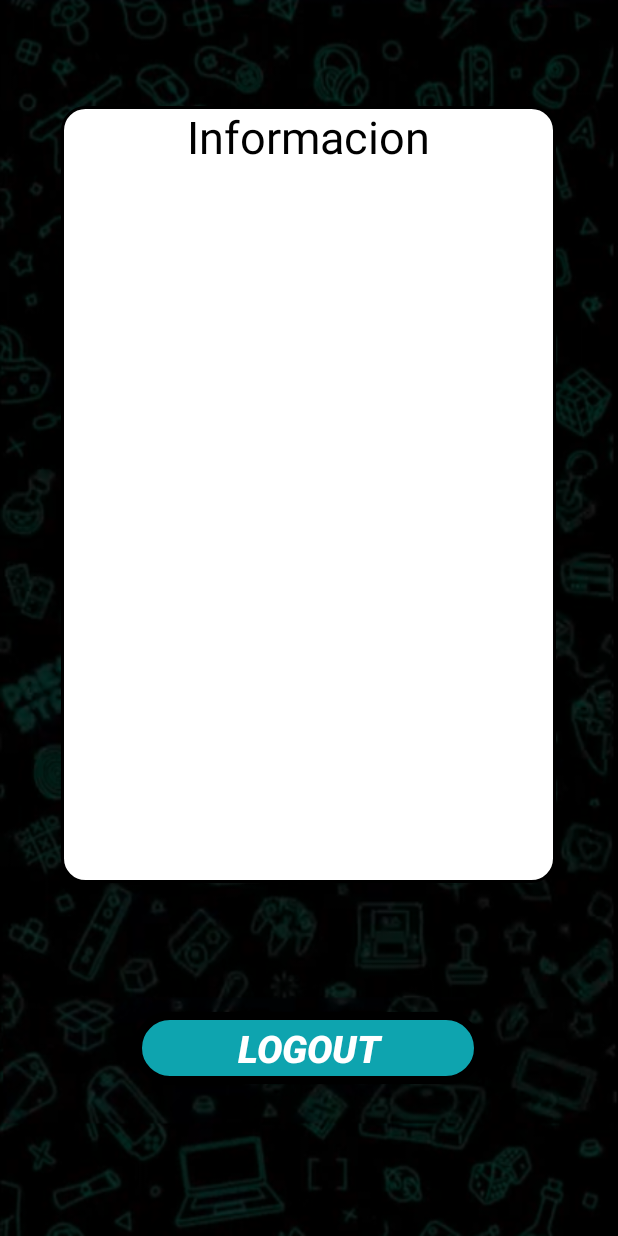
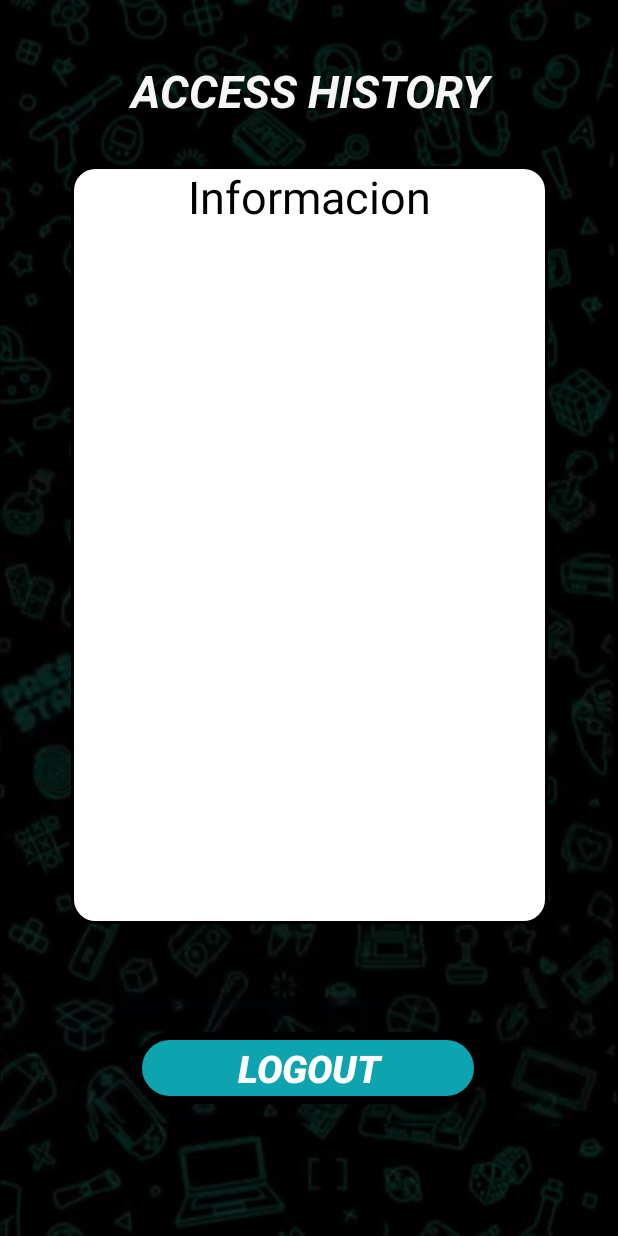
Before and after one commit to SergioGarzon/FastAccessApp-SeminarioIntegrador, an Android app built with Jetpack Compose: the AccessHistory screen opened directly, with no data from a screen before it, on a phone screen of 412 x 824 dp. Run offline under Robolectric (Android 15) with nearby library versions, the phone set to English and light mode, and no system bars; our stand-ins replace Volley; network calls fail.

Commit message:
Activity Access History in progress

```diff
--- a/app/src/main/res/layout/activity_access_history.xml
+++ b/app/src/main/res/layout/activity_access_history.xml
@@ -11,8 +11,8 @@
 
     <TextView
         android:id="@+id/txtHistoryAccessData"
-        android:layout_width="330dp"
-        android:layout_height="518dp"
+        android:layout_width="318dp"
+        android:layout_height="505dp"
         android:background="@drawable/border_button_white"
         android:text="Informacion"
         android:textAlignment="center"
@@ -20,10 +20,9 @@
         android:textSize="30dp"
         app:layout_constraintBottom_toBottomOf="parent"
         app:layout_constraintEnd_toEndOf="parent"
-        app:layout_constraintHorizontal_bias="0.493"
         app:layout_constraintStart_toStartOf="parent"
-        app:layout_constraintTop_toTopOf="parent"
-        app:layout_constraintVertical_bias="0.23" />
+        app:layout_constraintTop_toBottomOf="@+id/textView18"
+        app:layout_constraintVertical_bias="0.109" />
 
     <Button
         android:id="@+id/button7"
@@ -40,4 +39,19 @@
         app:layout_constraintHorizontal_bias="0.497"
         app:layout_constraintStart_toStartOf="parent"
         app:layout_constraintTop_toBottomOf="@+id/txtHistoryAccessData" />
+
+    <TextView
+        android:id="@+id/textView18"
+        android:layout_width="331dp"
+        android:layout_height="45dp"
+        android:text="ACCESS HISTORY"
+        android:textAlignment="center"
+        android:textColor="#F6F6F6"
+        android:textSize="30sp"
+        android:textStyle="bold|italic"
+        app:layout_constraintBottom_toBottomOf="parent"
+        app:layout_constraintEnd_toEndOf="parent"
+        app:layout_constraintStart_toStartOf="parent"
+        app:layout_constraintTop_toTopOf="parent"
+        app:layout_constraintVertical_bias="0.051" />
 </androidx.constraintlayout.widget.ConstraintLayout>
```
Also changed, not shown: app/src/main/res/layout/activity_start_application.xml (+10 -10 lines).
